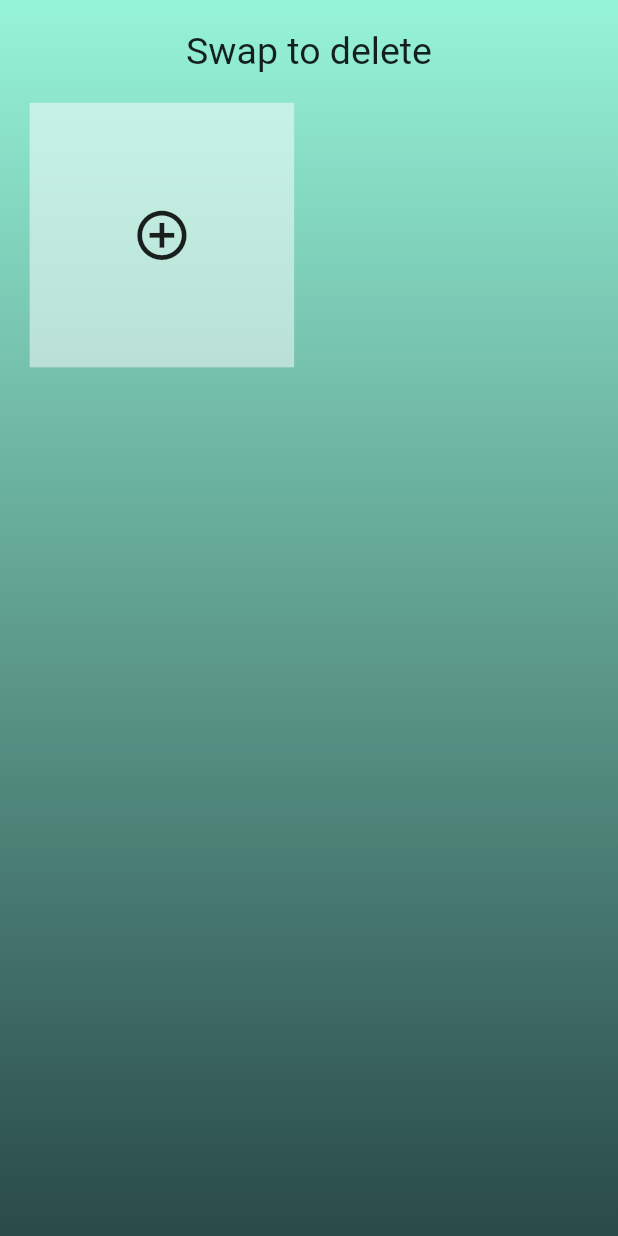
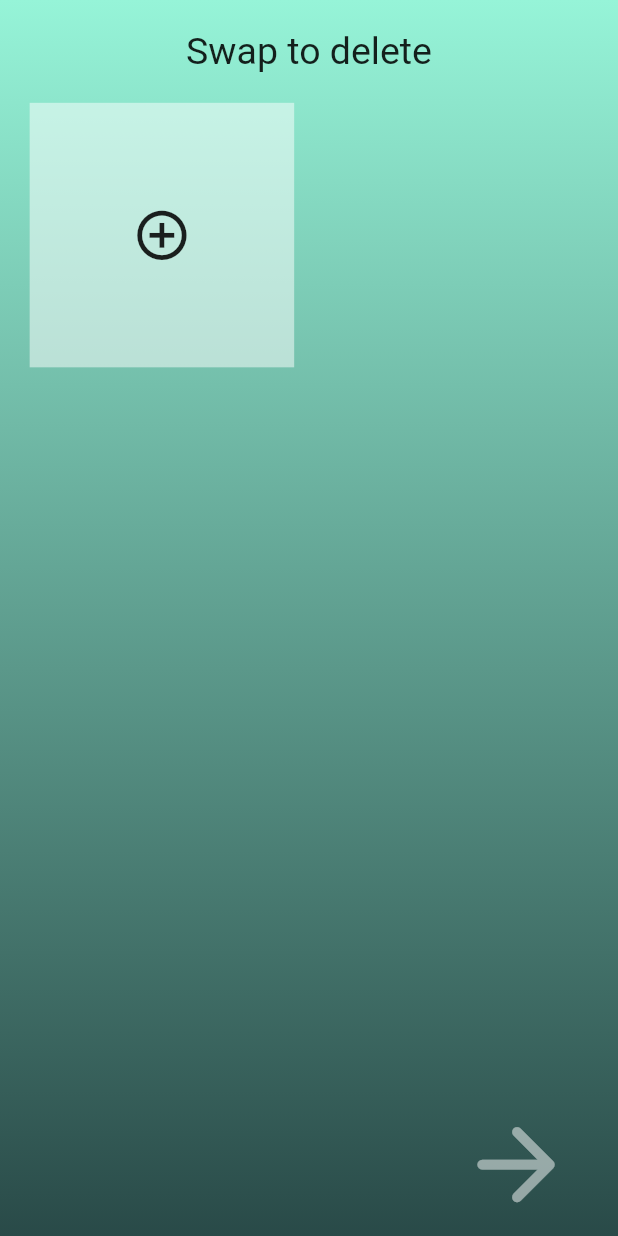
Before and after one commit to Spriggan1992/simple_collage, a Flutter app: the PhotosScreen screen opened by its route, on a phone screen of 412 x 824 dp. Run offline on Flutter 3.47's test engine with Material 2 defaults, Android fonts, the phone set to English and light mode, and no system bars; our stand-ins replace bloc, flutter_bloc, freezed_annotation, injectable; missing offline and left inert: multi_image_picker; generated files the repository leaves out were written again.

Commit message:
refactoring photos_screen

```diff
--- /dev/null
+++ b/lib/bloc/collage/collage_event.dart
@@ -0,0 +1,6 @@
+part of 'collage_bloc.dart';
+
+@freezed
+abstract class CollageEvent with _$CollageEvent {
+  const factory CollageEvent.loaded() = _Loaded;
+}
--- a/lib/bloc/photos/photos_bloc.dart
+++ b/lib/bloc/photos/photos_bloc.dart
@@ -15,6 +15,7 @@ part 'photos_bloc.freezed.dart';
 @injectable
 class PhotosBloc extends Bloc<PhotosEvent, PhotosState> {
   final PhotosRepository _photosRepository;
+
   PhotosBloc({
     PhotosRepository photosRepository,
   })  : _photosRepository = photosRepository,
--- a/lib/screens/photos_screen/body.dart
+++ b/lib/screens/photos_screen/body.dart
@@ -39,7 +39,22 @@ class Body extends StatelessWidget {
                   crossAxisCount: 2,
                   mainAxisSpacing: defaultSize * 2,
                   crossAxisSpacing: defaultSize * 2,
-                  children: buildGrid(context, state.images, defaultSize)),
+                  children: [
+                    ...buildGrid(context, state.images, defaultSize),
+                  ]),
+            ),
+            SliverFillRemaining(
+              hasScrollBody: false,
+              child: Container(
+                padding: EdgeInsets.only(right: defaultSize * 2),
+                alignment: Alignment.bottomRight,
+                child: IconButton(
+                  onPressed: () {},
+                  icon: Icon(Icons.arrow_forward_rounded),
+                  color: DesignTheme.colors.btnColor,
+                  iconSize: defaultSize * 8,
+                ),
+              ),
             )
           ],
         ));
@@ -85,6 +100,7 @@ class Body extends StatelessWidget {
         ),
       );
     }
+
     return widgetList;
   }
 }
```
Also changed, not shown: lib/bloc/collage/collage_bloc.dart (added, +28 -0 lines), lib/bloc/collage/collage_state.dart (added, +7 -0 lines), lib/bloc/collage/collage_bloc.freezed.dart (added).
